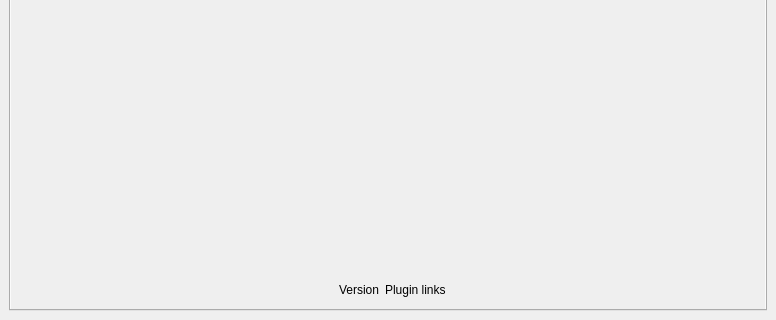
This is ui/cloud_masking_dockwidget_base.ui in SMByC/CloudMasking as Qt 5 draws it before an edit; both pictures show x 0 to 776 and y 821 to 1141 of the 776 by 1141 pixel window. The edited form follows.
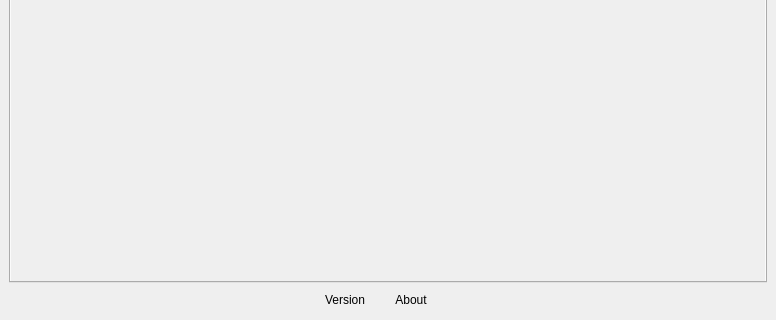
This is the edited form. Icons and pictures are not drawn. Custom widgets are drawn as their Qt base class.

Commit message: Adjusted the block of plugin info inside the dockwidget

Patch:
```diff
--- a/ui/cloud_masking_dockwidget_base.ui
+++ b/ui/cloud_masking_dockwidget_base.ui
@@ -57,7 +57,7 @@
              <x>0</x>
              <y>0</y>
              <width>752</width>
-             <height>1050</height>
+             <height>999</height>
             </rect>
            </property>
            <layout class="QVBoxLayout" name="verticalLayout_11">
@@ -432,70 +432,6 @@
               </property>
              </spacer>
             </item>
-            <item>
-             <widget class="QWidget" name="widget_plugin_info" native="true">
-              <layout class="QHBoxLayout" name="horizontalLayout_23">
-               <property name="rightMargin">
-                <number>0</number>
-               </property>
-               <property name="bottomMargin">
-                <number>0</number>
-               </property>
-               <item>
-                <spacer name="horizontalSpacer_10">
-                 <property name="orientation">
-                  <enum>Qt::Horizontal</enum>
-                 </property>
-                 <property name="sizeHint" stdset="0">
-                  <size>
-                   <width>40</width>
-                   <height>20</height>
-                  </size>
-                 </property>
-                </spacer>
-               </item>
-               <item>
-                <widget class="QLabel" name="plugin_version">
-                 <property name="styleSheet">
-                  <string notr="true">font-size: 9pt;</string>
-                 </property>
-                 <property name="text">
-                  <string>Version</string>
-                 </property>
-                 <property name="scaledContents">
-                  <bool>false</bool>
-                 </property>
-                </widget>
-               </item>
-               <item>
-                <widget class="QLabel" name="plugin_links">
-                 <property name="styleSheet">
-                  <string notr="true">font-size: 9pt;</string>
-                 </property>
-                 <property name="text">
-                  <string>Plugin links</string>
-                 </property>
-                 <property name="scaledContents">
-                  <bool>false</bool>
-                 </property>
-                </widget>
-               </item>
-               <item>
-                <spacer name="horizontalSpacer_12">
-                 <property name="orientation">
-                  <enum>Qt::Horizontal</enum>
-                 </property>
-                 <property name="sizeHint" stdset="0">
-                  <size>
-                   <width>40</width>
-                   <height>20</height>
-                  </size>
-                 </property>
-                </spacer>
-               </item>
-              </layout>
-             </widget>
-            </item>
            </layout>
           </widget>
          </widget>
@@ -2358,6 +2294,67 @@
       </widget>
      </widget>
     </item>
+    <item row="1" column="1">
+     <widget class="QWidget" name="widget_plugin_info" native="true">
+      <layout class="QHBoxLayout" name="horizontalLayout_23">
+       <property name="margin">
+        <number>0</number>
+       </property>
+       <item>
+        <spacer name="horizontalSpacer_10">
+         <property name="orientation">
+          <enum>Qt::Horizontal</enum>
+         </property>
+         <property name="sizeHint" stdset="0">
+          <size>
+           <width>40</width>
+           <height>20</height>
+          </size>
+         </property>
+        </spacer>
+       </item>
+       <item>
+        <widget class="QLabel" name="plugin_version">
+         <property name="text">
+          <string>Version</string>
+         </property>
+         <property name="scaledContents">
+          <bool>false</bool>
+         </property>
+         <property name="margin">
+          <number>6</number>
+         </property>
+        </widget>
+       </item>
+       <item>
+        <widget class="QPushButton" name="button_about">
+         <property name="cursor">
+          <cursorShape>WhatsThisCursor</cursorShape>
+         </property>
+         <property name="text">
+          <string>About</string>
+         </property>
+         <property name="flat">
+          <bool>true</bool>
+         </property>
+        </widget>
+       </item>
+       <item>
+        <spacer name="horizontalSpacer_12">
+         <property name="orientation">
+          <enum>Qt::Horizontal</enum>
+         </property>
+         <property name="sizeHint" stdset="0">
+          <size>
+           <width>40</width>
+           <height>20</height>
+          </size>
+         </property>
+        </spacer>
+       </item>
+      </layout>
+     </widget>
+    </item>
    </layout>
   </widget>
  </widget>
```
Left out of the diff: 2 changed lines with no effect on the pictures. The commit also changes 2 other files.
